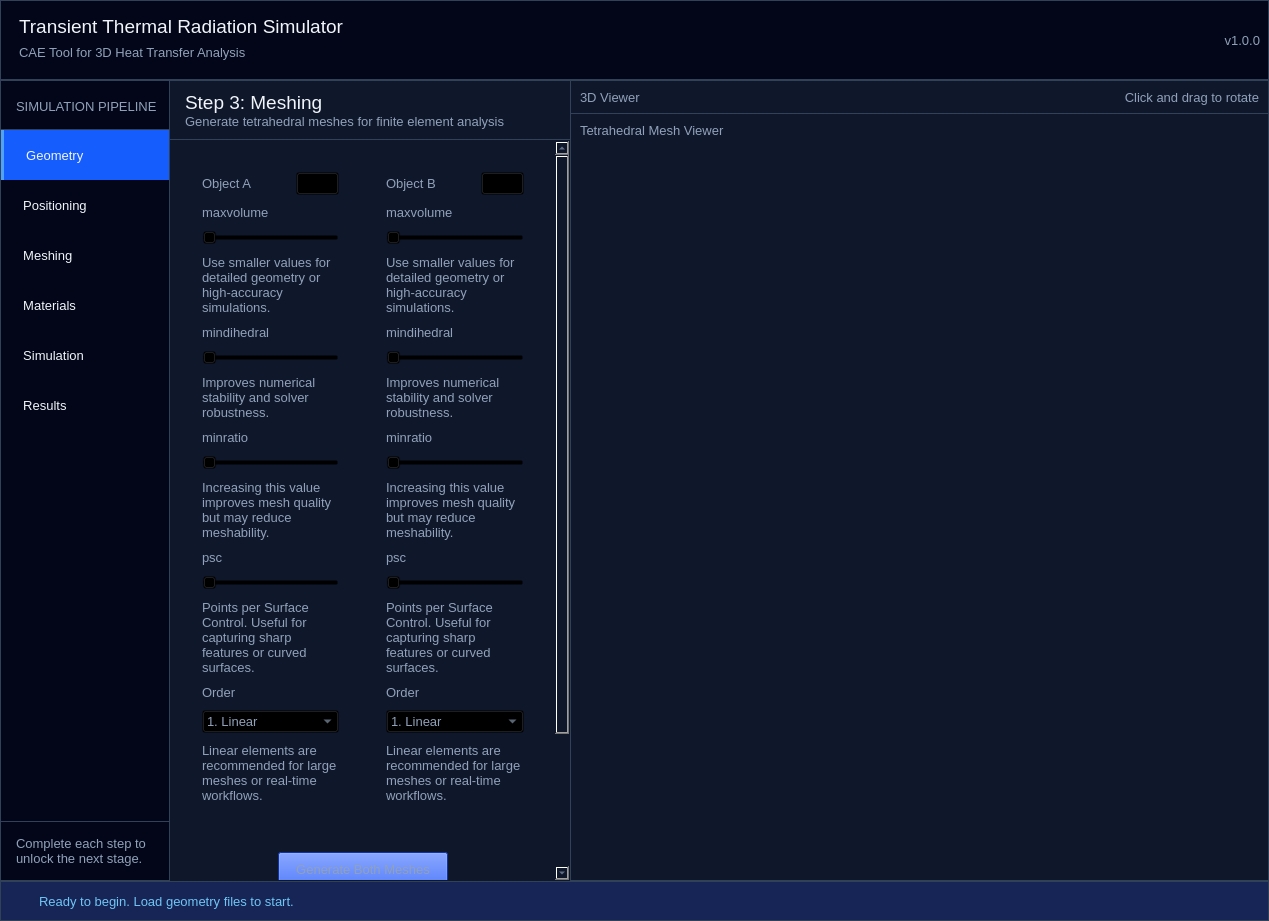
The window that ui/applayout.ui (mhddany/radex-simulator) describes before a commit, drawn with Qt 5.
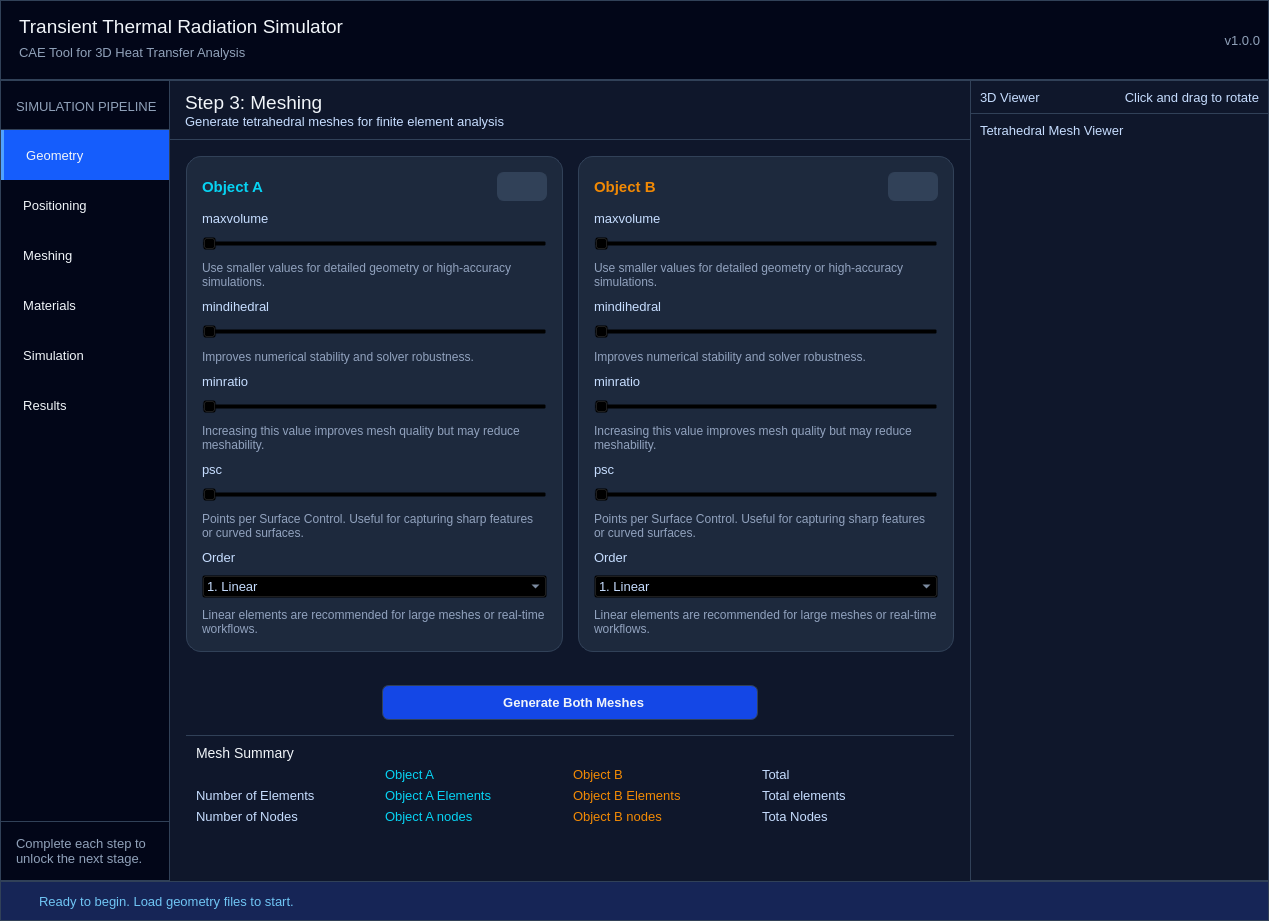
The same window after the commit. Icons and pictures are not drawn. Custom widgets are drawn as their Qt base class.

Commit message: insert tet meshing information on Qlabels

Diff of the .ui file:
```diff
--- a/ui/applayout.ui
+++ b/ui/applayout.ui
@@ -21,7 +21,7 @@
     background-color: transparent;
     font-family: &quot;Segoe UI&quot;, Arial, sans-serif;
     font-size: 10pt;
-    color: #90A1B9;
+    color: #c6ddff;
 }
 
 /* =========================
@@ -69,36 +69,30 @@
     background-color: transparent;
 }
 
-
 /* =========================
    Subtitles (shared)
    ========================= */
-#subtitleSimulationPage,
-#subtitleResultsPage,
-#subtitlePositioningPage,
-#subtitleMeshingPage,
-#subtitleMaterialsPage,
-#subtitleGeometryPage,
-#stlfileAlabel ,
-#stlfileBlabel,
-#objectALoadedIcon,
-#objectBLoadedIcon,
-#objectALoadedLabel,
-#objectBLoadedLabel,
-#readyPositioningLabel,
-#readyPositioningIcon,
-#mainTitleViewLabel,
-#subTitleViewLabel,
-#subTitleViewIcon{
-    font-size: 10pt;
+#maxvolumeADescLabel,
+#mindihedralADescLabel,
+#minratioADescLabel,
+#pscADescLabel,
+#orderADescLabel,
+#maxvolumeBDescLabel,
+#mindihedralBDescLabel,
+#minratioBDescLabel,
+#pscBDescLabel,
+#orderBDescLabel{
+    font-size: 9pt;
     font-weight: normal;
-    color: #90A1B9;
+    color: #91a2be;
     background-color: transparent;
 }
 
 
+
 #validationGeometryLabel,
-#validationPositioningLabel{
+#validationPositioningLabel,
+#summaryMeshingLabel{
     font-size: 10.5pt;
     font-weight: normal;
     color: #f1f5f9;
@@ -106,21 +100,39 @@
 }
 
 #objectALabel,
-#positionObjectALabel{
+#positionObjectALabel,
+#meshingObjectALabel{
     font-size: 11pt;
     font-weight: bold;
     color: #06d3f3;
     background-color: transparent;
 }
 
+#meshSummaryObjectALabel,
+#meshANumOfElementsLabel,
+#meshANumOfNodesLabel{
+    font-size: 10pt;
+    color: #06d3f3;
+    background-color: transparent;
+}
+
 #objectBLabel,
-#positionObjectBLabel{
+#positionObjectBLabel,
+#meshingObjectBLabel{
     font-size: 11pt;
     font-weight: bold;
     color: #f18904;
     background-color: transparent;
 }
 
+#meshSummaryObjectBLabel,
+#meshBNumOfElementsLabel,
+#meshBNumOfNodesLabel{
+    font-size: 10pt;
+    color: #f18904;
+    background-color: transparent;
+}
+
 
 /* =========================
    Common bordered containers
@@ -224,7 +236,10 @@
 #uploadFileBButton,
 #resetPositionAButton,
 #resetPositionBButton,
-#validationPositionButton{
+#resetMeshingAButton,
+#resetMeshingBButton,
+#validationPositionButton,
+#generateMeshButton{
     font-weight: bold;
     border-radius: 7px;
     border: 1px solid #314158;
@@ -291,7 +306,8 @@
 #settingsMaterialsPage,
 #settingsGeometryPage,
 #frameGeometryValidation,
-#framePositioningValidation{
+#framePositioningValidation,
+#frameMeshingSummary{
     border-top: 1px solid #314158;
     background-color: transparent;
 }
@@ -299,7 +315,9 @@
 #frameGeometryA,
 #frameGeometryB,
 #framePositioningA,
-#framePositioningB{
+#framePositioningB,
+#frameMeshingA,
+#frameMeshingB{
 	background-color: #1d293d;
 	border: 1px solid #314158;
 	border-radius: 15px;
@@ -800,7 +818,7 @@
           </property>
           <property name="maximumSize">
            <size>
-            <width>400</width>
+            <width>800</width>
             <height>16777215</height>
            </size>
           </property>
@@ -926,8 +944,8 @@
                          <rect>
                           <x>0</x>
                           <y>0</y>
-                          <width>210</width>
-                          <height>475</height>
+                          <width>798</width>
+                          <height>726</height>
                          </rect>
                         </property>
                         <layout class="QVBoxLayout" name="verticalLayout_28">
@@ -1371,9 +1389,9 @@
                         <property name="geometry">
                          <rect>
                           <x>0</x>
-                          <y>-84</y>
-                          <width>386</width>
-                          <height>986</height>
+                          <y>-61</y>
+                          <width>786</width>
+                          <height>793</height>
                          </rect>
                         </property>
                         <layout class="QGridLayout" name="gridLayout_6">
@@ -1392,13 +1410,6 @@
                          <property name="spacing">
                           <number>15</number>
                          </property>
-                         <item row="1" column="0">
-                          <widget class="Line" name="line">
-                           <property name="orientation">
-                            <enum>Qt::Orientation::Horizontal</enum>
-                           </property>
-                          </widget>
-                         </item>
                          <item row="0" column="0" colspan="2">
                           <widget class="QFrame" name="frameMeshingA">
                            <property name="minimumSize">
@@ -1829,11 +1840,11 @@
 background-color: #1447e6</string>
                            </property>
                            <property name="text">
-                            <string>Generate Both Meshes</string>
+                            <string>  Generate Both Meshes</string>
                            </property>
                            <property name="icon">
                             <iconset resource="resources.qrc">
-                             <normaloff>:/icons/icons/warning_white.svg</normaloff>:/icons/icons/warning_white.svg</iconset>
+                             <normaloff>:/icons/icons/mesh_white.svg</normaloff>:/icons/icons/mesh_white.svg</iconset>
                            </property>
                            <property name="iconSize">
                             <size>
@@ -1844,7 +1855,7 @@
                           </widget>
                          </item>
                          <item row="4" column="0" colspan="4">
-                          <widget class="QFrame" name="frameMeshinSummary">
+                          <widget class="QFrame" name="frameMeshingSummary">
                            <property name="minimumSize">
                             <size>
                              <width>0</width>
@@ -1863,33 +1874,29 @@
                            <property name="frameShadow">
                             <enum>QFrame::Shadow::Raised</enum>
                            </property>
-                           <layout class="QVBoxLayout" name="verticalLayout_32">
-                            <property name="leftMargin">
-                             <number>10</number>
-                            </property>
-                            <property name="topMargin">
-                             <number>10</number>
-                            </property>
-                            <property name="rightMargin">
-                             <number>10</number>
-                            </property>
-                            <property name="bottomMargin">
-                             <number>10</number>
-                            </property>
-                            <item>
-                             <widget class="QLabel" name="summaryMeshingLabel">
-                              <property name="maximumSize">
-                               <size>
-                                <width>16777215</width>
-                                <height>20</height>
-                               </size>
+                           <layout class="QGridLayout" name="gridLayout_7">
+                            <item row="3" column="2">
+                             <widget class="QLabel" name="meshBNumOfNodesLabel">
+                              <property name="text">
+                               <string>Object B nodes</string>
                               </property>
+                             </widget>
+                            </item>
+                            <item row="3" column="1">
+                             <widget class="QLabel" name="meshANumOfNodesLabel">
                               <property name="text">
-                               <string>Mesh Summary</string>
+                               <string>Object A nodes</string>
                               </property>
                              </widget>
                             </item>
-                            <item>
+                            <item row="1" column="2">
+                             <widget class="QLabel" name="meshSummaryObjectBLabel">
+                              <property name="text">
+                               <string>Object B</string>
+                              </property>
+                             </widget>
+                            </item>
+                            <item row="5" column="1">
                              <spacer name="verticalSpacer_4">
                               <property name="orientation">
                                <enum>Qt::Orientation::Vertical</enum>
@@ -1902,9 +1909,85 @@
                               </property>
                              </spacer>
                             </item>
+                            <item row="3" column="0">
+                             <widget class="QLabel" name="meshSummaryNumOfNodesLabel">
+                              <property name="text">
+                               <string>Number of Nodes</string>
+                              </property>
+                             </widget>
+                            </item>
+                            <item row="2" column="0">
+                             <widget class="QLabel" name="meshSummaryNumOfElementsLabel">
+                              <property name="text">
+                               <string>Number of Elements</string>
+                              </property>
+                             </widget>
+                            </item>
+                            <item row="2" column="2">
+                             <widget class="QLabel" name="meshBNumOfElementsLabel">
+                              <property name="text">
+                               <string>Object B Elements</string>
+                              </property>
+                             </widget>
+                            </item>
+                            <item row="2" column="1">
+                             <widget class="QLabel" name="meshANumOfElementsLabel">
+                              <property name="text">
+                               <string>Object A Elements</string>
+                              </property>
+                             </widget>
+                            </item>
+                            <item row="0" column="0">
+                             <widget class="QLabel" name="summaryMeshingLabel">
+                              <property name="maximumSize">
+                               <size>
+                                <width>16777215</width>
+                                <height>20</height>
+                               </size>
+                              </property>
+                              <property name="text">
+                               <string>Mesh Summary</string>
+                              </property>
+                             </widget>
+                            </item>
+                            <item row="1" column="1">
+                             <widget class="QLabel" name="meshSummaryObjectALabel">
+                              <property name="text">
+                               <string>Object A</string>
+                              </property>
+                             </widget>
+                            </item>
+                            <item row="1" column="3">
+                             <widget class="QLabel" name="meshSummaryTotalLabel">
+                              <property name="text">
+                               <string>Total</string>
+                              </property>
+                             </widget>
+                            </item>
+                            <item row="2" column="3">
+                             <widget class="QLabel" name="meshTotalNumOfElementsLabel">
+                              <property name="text">
+                               <string>Total elements</string>
+                              </property>
+                             </widget>
+                            </item>
+                            <item row="3" column="3">
+                             <widget class="QLabel" name="meshTotalNumOfNodesLabel">
+                              <property name="text">
+                               <string>Tota Nodes</string>
+                              </property>
+                             </widget>
+                            </item>
                            </layout>
                           </widget>
                          </item>
+                         <item row="1" column="0" colspan="4">
+                          <widget class="Line" name="line">
+                           <property name="orientation">
+                            <enum>Qt::Orientation::Horizontal</enum>
+                           </property>
+                          </widget>
+                         </item>
                         </layout>
                        </widget>
                       </widget>
@@ -2273,7 +2356,7 @@
                          <rect>
                           <x>0</x>
                           <y>0</y>
-                          <width>222</width>
+                          <width>786</width>
                           <height>1000</height>
                          </rect>
                         </property>
```
The commit also changes 3 other files.
